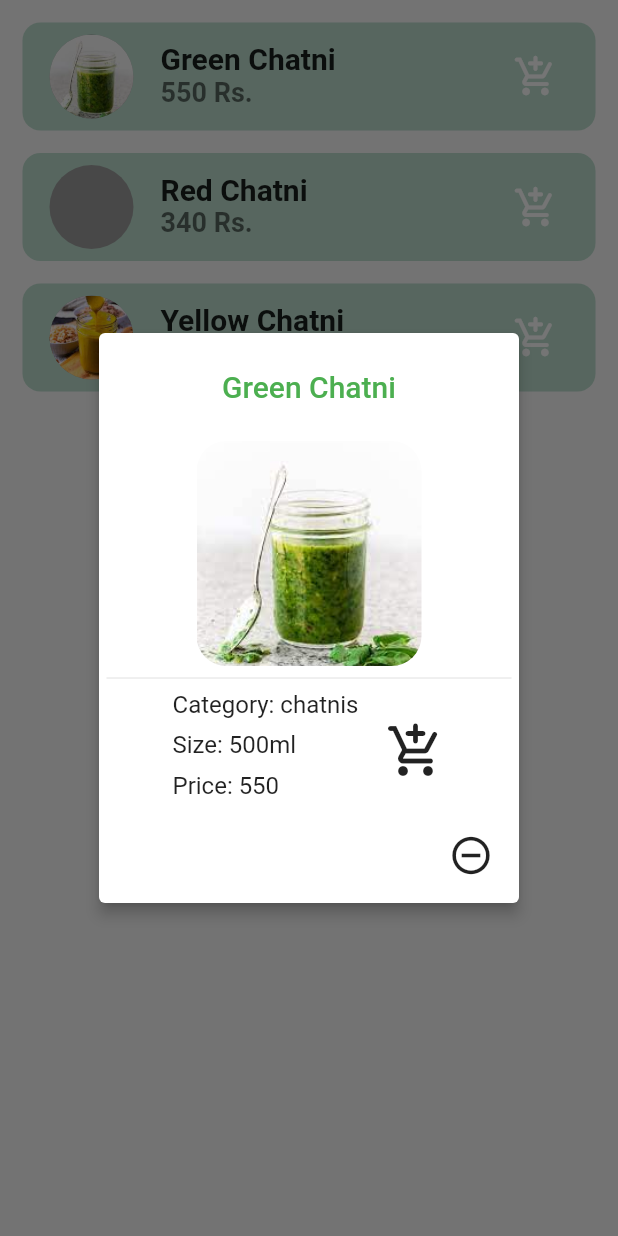
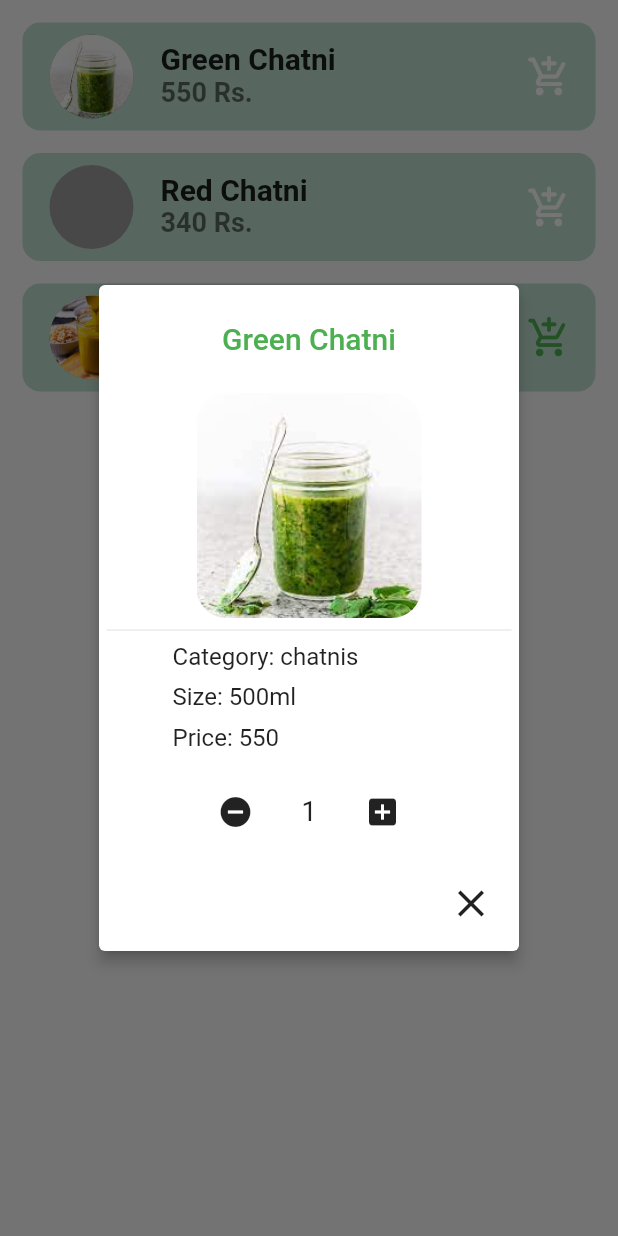
Before and after one commit to hassansultankhan/store, a Flutter app: the Cat0 screen opened directly, after a tap on "Green Chatni", on a phone screen of 412 x 824 dp. Run offline on Flutter 3.47's test engine with Material 2 defaults, Android fonts, the phone set to English and light mode, and no system bars; our stand-ins replace carousel_slider, cloud_firestore, firebase_auth, firebase_core, google_sign_in, shared_preferences; accounts and stored records are empty.

Commit message:
20/11/23

```diff
--- a/lib/Categories/cat0.dart
+++ b/lib/Categories/cat0.dart
@@ -1,6 +1,3 @@
-
-import 'package:flutter/foundation.dart';
-
 import 'menuItem.dart';
 import 'package:flutter/material.dart';
 
@@ -19,22 +16,28 @@ class _Cat0State extends State<Cat0> {
       size: "500ml",
       price: 550,
       imagePath: 'assets/images/greenChatni.jpg',
+      soldStatus: false,
+      qtySold: 0,
     ),
     MenuItem(
       title: "Red Chatni",
       category: "chatnis",
       size: "200 ml",
       price: 340,
-        imagePath: 'assets/images/redChatni.jpg'),
+      imagePath: 'assets/images/redChatni.jpg',
+      soldStatus: false,
+      qtySold: 0,
+    ),
     MenuItem(
       title: "Yellow Chatni",
       category: "Chatnis",
       size: "700ml",
       price: 500,
-        imagePath: 'assets/images/YellowChatni.jpg'),
+      imagePath: 'assets/images/YellowChatni.jpg',
+      soldStatus: true,
+      qtySold: 0,
+    ),
   ];
-
-  int _hoveredIndex = -1;
 
   @override
   Widget build(BuildContext context) {
@@ -49,104 +52,171 @@ class _Cat0State extends State<Cat0> {
               Padding(
                 padding: EdgeInsets.fromLTRB(15, 15, 15, 0),
                 child: ListTile(
-                    shape:
-                    RoundedRectangleBorder(borderRadius: BorderRadius.circular(12)),
+                    shape: RoundedRectangleBorder(
+                        borderRadius: BorderRadius.circular(12)),
                     tileColor: const Color.fromARGB(255, 189, 223, 207),
                     leading: CircleAvatar(
                         backgroundImage: AssetImage(menuItem.imagePath),
                         radius: 30,
                         backgroundColor: Colors.grey),
                     title: Text(menuItem.title,
-                    style: const TextStyle(fontSize: 20, fontWeight: FontWeight.bold)),
-
+                        style: const TextStyle(
+                            fontSize: 20, fontWeight: FontWeight.bold)),
                     subtitle: Text("${menuItem.price.toString()} Rs.",
-                    style: const TextStyle(fontSize: 18, fontWeight: FontWeight.w600)),
-                    trailing: IconButton(
-                      icon: const Icon(Icons.add_shopping_cart_rounded,),
-                      color: const Color.fromARGB(255, 255, 255, 255),
-                      iconSize: 30,
-                      onPressed: () {},
+                        style: const TextStyle(
+                            fontSize: 18, fontWeight: FontWeight.w600)),
+                    trailing: Icon(
+                      Icons.add_shopping_cart_rounded,
+                      size: 30,
+                      color: menuItem.soldStatus
+                          ? Colors.green
+                          : const Color.fromARGB(255, 255, 255, 255),
                     ),
-                    onTap: (){
-                      Future.delayed(Duration.zero,(){
+                    onTap: () {
+                      Future.delayed(Duration.zero, () {
                         showDialog(
                           context: context,
-                          builder: (context)=> itemAlert(
+                          builder: (context) => itemAlert(
                             menuItem.imagePath,
                             menuItem.title,
                             menuItem.category,
                             menuItem.size,
-                            menuItem.price
+                            menuItem.price,
+                            menuItem.soldStatus,
                           ),
                         );
-                    }
-                    );
-                    }
+                      });
+                    }),
               ),
-              ),
-            ]
-
-            ),
+            ]),
           );
         }),
       ),
     );
   }
-  itemAlert(String _imagePath, String _title, String _category, String _size, int _price ){
+
+  //Alert box for item details
+
+  itemAlert(
+    String _imagePath,
+    String _title,
+    String _category,
+    String _size,
+    int _price,
+    bool _soldStatus,
+  ) {
+    int quantity = 1; // Default quantity
+
     return AlertDialog(
       contentPadding: const EdgeInsets.all(5),
       elevation: 4,
-      title:  Text(_title, textAlign: TextAlign.center, style: const TextStyle(color: Colors.green),),
-      content:
-      SingleChildScrollView(child:ListBody(
+      title: Text(
+        _title,
+        textAlign: TextAlign.center,
+        style: const TextStyle(color: Colors.green),
+      ),
+      content: SingleChildScrollView(
+        child: ListBody(children: <Widget>[
+          const SizedBox(
+            height: 20,
+          ),
+          Row(
+            mainAxisAlignment: MainAxisAlignment.center,
             children: <Widget>[
-          const SizedBox(height: 20,),
-          Row(mainAxisAlignment: MainAxisAlignment.center,
-          children:<Widget> [
               ClipRRect(
                 borderRadius: BorderRadius.circular(20),
                 clipBehavior: Clip.antiAlias,
-            child: Image.asset(_imagePath, height: 150, width: 150,
-            fit: BoxFit.cover,),
+                child: Image.asset(
+                  _imagePath,
+                  height: 150,
+                  width: 150,
+                  fit: BoxFit.cover,
+                ),
               )
             ],
           ),
           Divider(),
-            Row(mainAxisAlignment: MainAxisAlignment.center,
+          Row(
+            mainAxisAlignment: MainAxisAlignment.center,
             children: <Widget>[
-             Column(crossAxisAlignment: CrossAxisAlignment.start,
-              children:[
+              Column(
+                crossAxisAlignment: CrossAxisAlignment.start,
+                children: [
                   Text("Category: $_category"),
-                  const SizedBox(height: 8,),
+                  const SizedBox(
+                    height: 8,
+                  ),
                   Text("Size: $_size"),
-                  const SizedBox(height: 8,),
+                  const SizedBox(
+                    height: 8,
+                  ),
                   Text("Price: $_price"),
                 ],
               ),
-                const SizedBox(width: 10,),
-                IconButton(onPressed: (){},
-                icon: const Icon(Icons.add_shopping_cart_rounded,
-                size: 40,)
+              const SizedBox(
+                width: 10,
               ),
-                ]
-                ),
-
-        ]
+              IconButton(
+                onPressed: () {
+                  // Your logic when the "Add to Cart" button is pressed
+                  // Use the quantity variable here
+                },
+                icon: Icon(
+                  Icons.add_shopping_cart_rounded,
+                  color: _soldStatus
+                      ? Colors.green
+                      : const Color.fromARGB(255, 255, 255, 255),
+                  size: 40,
                 ),
               ),
-
-
+            ],
+          ),
+          const SizedBox(height: 16),
+          Row(
+            mainAxisAlignment: MainAxisAlignment.center,
+            children: [
+              IconButton(
+                onPressed: () {
+                  if (quantity > 1) {
+                    setState(() {
+                      quantity--;
+                    });
+                  }
+                },
+                icon: Icon(Icons.remove_circle),
+              ),
+              SizedBox(
+                width: 50,
+                child: Center(
+                  child: Text(
+                    '$quantity',
+                    style: TextStyle(fontSize: 18),
+                  ),
+                ),
+              ),
+              IconButton(
+                onPressed: () {
+                  setState(() {
+                    quantity++;
+                  });
+                  print(quantity);
+                },
+                icon: Icon(Icons.add_box),
+              ),
+            ],
+          ),
+        ]),
+      ),
       actions: <Widget>[
         IconButton(
-        icon:const Icon(
-          Icons.remove_circle_outline,
+          icon: const Icon(
+            Icons.close,
             size: 30,
           ),
           onPressed: () {
             Navigator.pop(context);
           },
         ),
-
       ],
     );
   }
--- a/lib/Categories/menuItem.dart
+++ b/lib/Categories/menuItem.dart
@@ -4,6 +4,8 @@ class MenuItem {
   late String size;
   late int price;
   late String imagePath;
+  late bool soldStatus;
+  late int qtySold;
 
   MenuItem({
     required this.title,
@@ -11,5 +13,7 @@ class MenuItem {
     required this.size,
     required this.price,
     required this.imagePath,
+    required this.soldStatus,
+    required this.qtySold,
   });
 }
```
Lines whose indentation alone changed are shown as unchanged.
